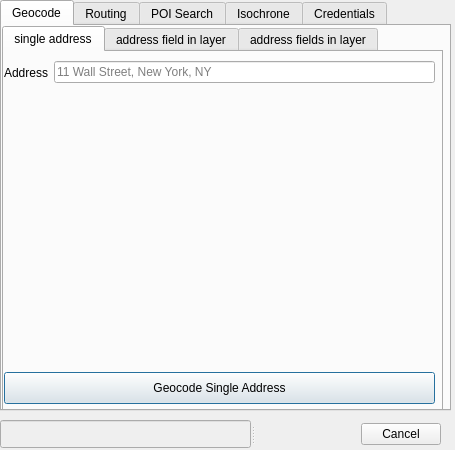
First picture: the form in hqgis_dialog_base.ui, repository riccardoklinger/Hqgis, before the edit.
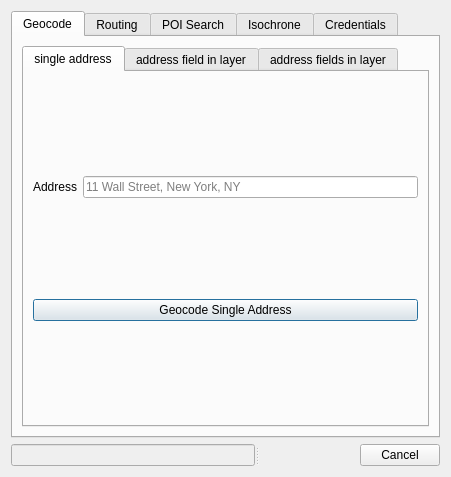
Second picture: the form after the edit. Custom widgets are drawn as their Qt base class.

Patch:
```diff
--- a/hqgis_dialog_base.ui
+++ b/hqgis_dialog_base.ui
@@ -6,25 +6,19 @@
    <rect>
     <x>0</x>
     <y>0</y>
-    <width>455</width>
-    <height>450</height>
+    <width>451</width>
+    <height>477</height>
    </rect>
   </property>
   <property name="windowTitle">
    <string>Hqgis</string>
   </property>
+  <layout class="QVBoxLayout" name="verticalLayout">
+   <item>
   <widget class="QTabWidget" name="tabWidget">
    <property name="enabled">
     <bool>true</bool>
    </property>
-   <property name="geometry">
-    <rect>
-     <x>0</x>
-     <y>0</y>
-     <width>451</width>
-     <height>411</height>
-    </rect>
-   </property>
    <property name="currentIndex">
     <number>0</number>
    </property>
@@ -32,15 +26,9 @@
     <attribute name="title">
      <string>Geocode</string>
     </attribute>
+      <layout class="QVBoxLayout" name="verticalLayout_2">
+       <item>
     <widget class="QTabWidget" name="tabWidget_2">
-     <property name="geometry">
-      <rect>
-       <x>0</x>
-       <y>0</y>
-       <width>441</width>
-       <height>391</height>
-      </rect>
-     </property>
      <property name="currentIndex">
       <number>0</number>
      </property>
@@ -48,15 +36,8 @@
       <attribute name="title">
        <string>single address</string>
       </attribute>
-      <widget class="QWidget" name="horizontalLayoutWidget">
-       <property name="geometry">
-        <rect>
-         <x>0</x>
-         <y>0</y>
-         <width>431</width>
-         <height>41</height>
-        </rect>
-       </property>
+          <layout class="QVBoxLayout" name="verticalLayout_3">
+           <item>
        <layout class="QHBoxLayout" name="horizontalLayout">
         <item>
          <widget class="QLabel" name="addressLab">
@@ -76,20 +57,15 @@
          </widget>
         </item>
        </layout>
-      </widget>
+           </item>
+           <item>
       <widget class="QPushButton" name="geocodeAddressButton">
-       <property name="geometry">
-        <rect>
-         <x>0</x>
-         <y>320</y>
-         <width>431</width>
-         <height>32</height>
-        </rect>
-       </property>
        <property name="text">
         <string>Geocode Single Address</string>
        </property>
       </widget>
+           </item>
+          </layout>
      </widget>
      <widget class="QWidget" name="tab_4">
       <attribute name="title">
@@ -261,6 +237,8 @@
       </widget>
      </widget>
     </widget>
+       </item>
+      </layout>
    </widget>
    <widget class="QWidget" name="tab_6">
     <attribute name="title">
@@ -2237,15 +2215,9 @@
     </widget>
    </widget>
   </widget>
+   </item>
+   <item>
   <widget class="QSplitter" name="splitter">
-   <property name="geometry">
-    <rect>
-     <x>0</x>
-     <y>420</y>
-     <width>441</width>
-     <height>28</height>
-    </rect>
-   </property>
    <property name="orientation">
     <enum>Qt::Horizontal</enum>
    </property>
@@ -2263,6 +2235,8 @@
     </property>
    </widget>
   </widget>
+   </item>
+  </layout>
  </widget>
  <customwidgets>
   <customwidget>
```
Lines whose indentation alone changed are shown as unchanged.
